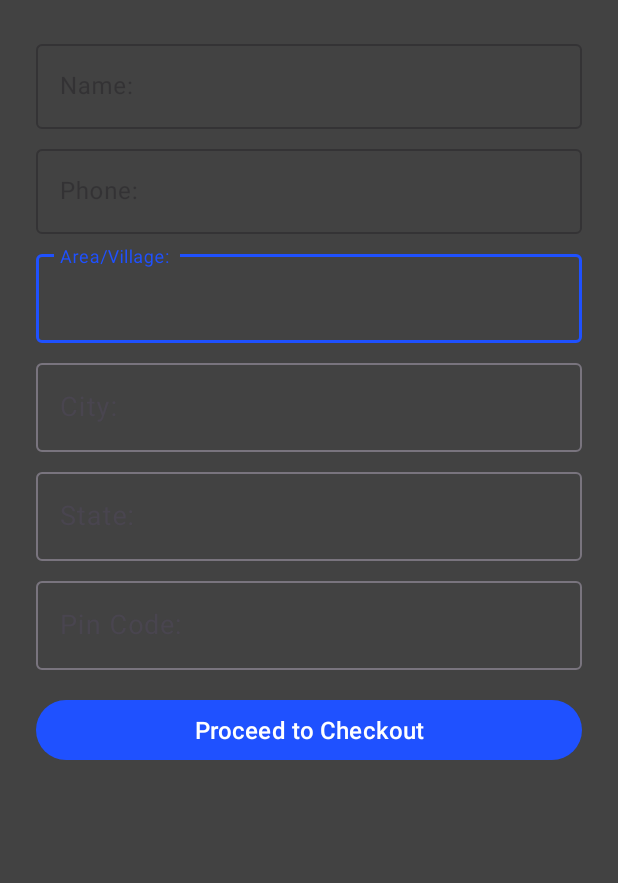
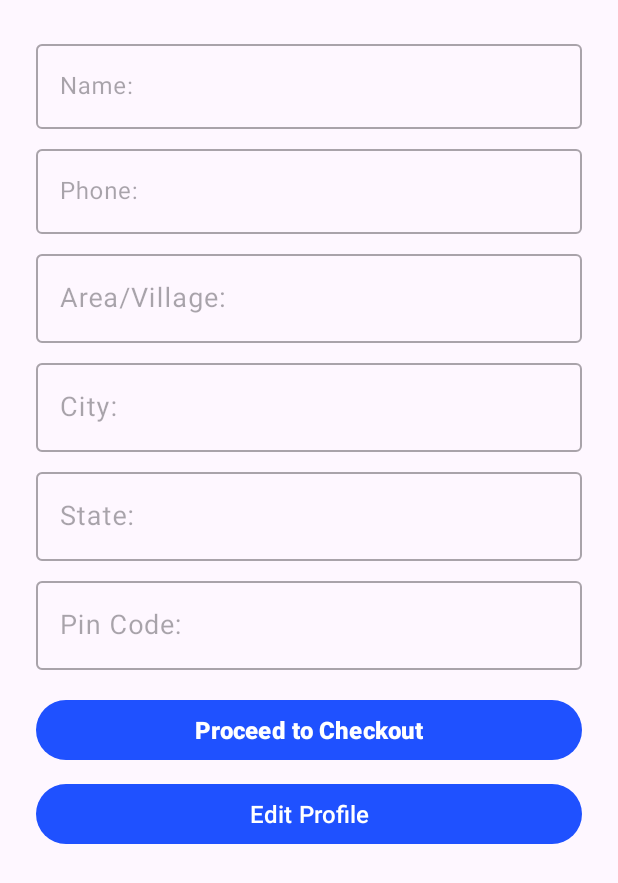
Before and after one commit to ashwanisanuraj/E-Commerce, an Android app: the AddressActivity screen opened directly, with no data from a screen before it, after a tap on "Proceed to Checkout", on a phone screen of 412 x 824 dp. Shown: the top 883 px of the screen. Run offline under Robolectric (Android 15) with nearby library versions, the phone set to English and light mode, and no system bars; our stand-ins replace Firebase (no records; nobody signed in at launch, a user with empty details on screens opened directly); 1 statement that could not run was skipped.

Commit message:
version 2.4 - removed edit from address page - added edit profile in address page - added loading dialogue when user clicks checkout - added alert dialogue when user presses back from check out page - removed loading dialogue when user comes back from next page to address page

```diff
--- a/app/src/main/java/com/xero/myapplication/activity/AddressActivity.kt
+++ b/app/src/main/java/com/xero/myapplication/activity/AddressActivity.kt
@@ -1,5 +1,6 @@
 package com.xero.myapplication.activity
 
+import android.app.ProgressDialog
 import android.content.Intent
 import android.content.SharedPreferences
 import android.os.Bundle
@@ -14,19 +15,19 @@ class AddressActivity : AppCompatActivity() {
     private lateinit var binding: ActivityAddressBinding
     private lateinit var preferences: SharedPreferences
     private lateinit var totalCost: String
+    private var progressDialog: ProgressDialog? = null
 
     override fun onCreate(savedInstanceState: Bundle?) {
         super.onCreate(savedInstanceState)
 
         binding = ActivityAddressBinding.inflate(layoutInflater)
-
         setContentView(binding.root)
         preferences = this.getSharedPreferences("user", MODE_PRIVATE)
-
         totalCost = intent.getStringExtra("totalCost")!!
         loadUserInfo()
 
         binding.proceedCheckout.setOnClickListener {
+            showLoadingDialog()
             validateData(
                 binding.userName.text.toString(),
                 binding.userPhone.text.toString(),
@@ -36,6 +37,27 @@ class AddressActivity : AppCompatActivity() {
                 binding.userPin.text.toString(),
             )
         }
+
+        binding.editProfileFromAddress.setOnClickListener {
+            startActivity(Intent(this@AddressActivity, UserProfileActivity::class.java))
+        }
+    }
+
+    override fun onResume() {
+        super.onResume()
+        dismissLoadingDialog()
+    }
+
+    private fun showLoadingDialog() {
+        progressDialog = ProgressDialog(this)
+        progressDialog?.setMessage("Loading...")
+        progressDialog?.setCancelable(false)
+        progressDialog?.show()
+    }
+
+    private fun dismissLoadingDialog() {
+        progressDialog?.dismiss()
+        progressDialog = null
     }
 
     private fun validateData(
@@ -46,17 +68,15 @@ class AddressActivity : AppCompatActivity() {
         state: String,
         pinCode: String
     ) {
-
         if (name.isEmpty() || number.isEmpty() || area.isEmpty() || city.isEmpty() || state.isEmpty() || pinCode.isEmpty()) {
-            Toast.makeText(this, "PLease Fill All Fields", Toast.LENGTH_SHORT).show()
+            Toast.makeText(this, "Please fill all fields", Toast.LENGTH_SHORT).show()
+            dismissLoadingDialog()
         } else {
             storeData(area, city, state, pinCode)
         }
-
     }
 
     private fun storeData(area: String, city: String, state: String, pinCode: String) {
-
         val map = hashMapOf<String, Any>()
         map["area"] = area
         map["city"] = city
@@ -66,23 +86,21 @@ class AddressActivity : AppCompatActivity() {
         Firebase.firestore.collection("users")
             .document(preferences.getString("number", "")!!)
             .update(map).addOnSuccessListener {
-
+                dismissLoadingDialog()
                 val b = Bundle()
                 b.putStringArrayList("productIds", intent.getStringArrayListExtra("productIds"))
                 b.putString("totalCost", totalCost)
                 val intent = Intent(this, CheckoutActivity::class.java)
                 intent.putExtras(b)
                 startActivity(intent)
-
             }
             .addOnFailureListener {
                 Toast.makeText(this, "Something went wrong!!", Toast.LENGTH_SHORT).show()
+                dismissLoadingDialog()
             }
-
     }
 
     private fun loadUserInfo() {
-
         Firebase.firestore.collection("users").document(preferences.getString("number", "")!!)
             .get().addOnSuccessListener {
                 binding.userName.setText(it.getString("userName"))
--- a/app/src/main/res/layout/activity_address.xml
+++ b/app/src/main/res/layout/activity_address.xml
@@ -6,7 +6,6 @@
     android:layout_width="match_parent"
     android:layout_height="match_parent"
     android:orientation="vertical"
-    android:background="#424242"
     tools:context=".activity.AddressActivity">
 
 
@@ -20,11 +19,11 @@
         android:layout_height="wrap_content">
 
         <com.google.android.material.textfield.TextInputEditText
+            android:id="@+id/userName"
             android:layout_width="match_parent"
             android:layout_height="wrap_content"
             android:hint="Name:"
-            android:textColor="@color/white"
-            android:id="@+id/userName"/>
+            android:textColor="@color/white" />
     </com.google.android.material.textfield.TextInputLayout>
 
     <com.google.android.material.textfield.TextInputLayout
@@ -47,6 +46,7 @@
     <com.google.android.material.textfield.TextInputLayout
         android:layout_width="match_parent"
         android:layout_marginTop="8dp"
+        android:enabled="false"
         android:layout_marginStart="24dp"
         android:layout_marginEnd="24dp"
         style="@style/Widget.Material3.TextInputLayout.OutlinedBox"
@@ -65,6 +65,7 @@
         android:layout_width="match_parent"
         android:layout_marginTop="8dp"
         android:layout_marginStart="24dp"
+        android:enabled="false"
         android:layout_marginEnd="24dp"
         style="@style/Widget.Material3.TextInputLayout.OutlinedBox"
         android:layout_height="wrap_content">
@@ -83,6 +84,7 @@
         android:layout_marginTop="8dp"
         android:layout_marginStart="24dp"
         android:layout_marginEnd="24dp"
+        android:enabled="false"
         style="@style/Widget.Material3.TextInputLayout.OutlinedBox"
         android:layout_height="wrap_content">
 
@@ -100,6 +102,7 @@
         android:layout_marginTop="8dp"
         android:layout_marginStart="24dp"
         android:layout_marginEnd="24dp"
+        android:enabled="false"
         style="@style/Widget.Material3.TextInputLayout.OutlinedBox"
         android:layout_height="wrap_content">
 
@@ -120,9 +123,21 @@
         android:layout_marginStart="24dp"
         android:layout_marginEnd="24dp"
         android:textColor="@color/white"
+        android:textStyle="bold"
         android:id="@+id/proceedCheckout"
         android:text="Proceed to Checkout">
 
     </com.google.android.material.button.MaterialButton>
 
+    <Button
+        android:id="@+id/editProfileFromAddress"
+        android:layout_width="match_parent"
+        android:layout_height="wrap_content"
+        android:layout_marginStart="24dp"
+        android:layout_marginTop="8dp"
+        android:layout_marginEnd="24dp"
+        android:text="Edit Profile"
+        android:textColor="@color/white"
+        android:textSize="16sp" />
+
 </LinearLayout>
```
